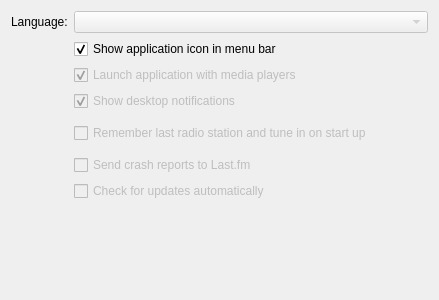
Above: app/client/Settings/GeneralSettingsWidget.ui from mutecypher/lastfm-desktop before the change. Below: the same form after it.
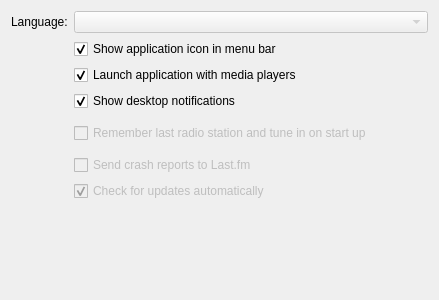
That is the form after the change.

Commit message:
Some settings are now implemented
- Settings dialog on Windows now has OK, Cancel, and Apply buttons that work
- Option to not open app when media players launch
- Option to disable notifications

The edit to the form file:
```diff
--- a/app/client/Settings/GeneralSettingsWidget.ui
+++ b/app/client/Settings/GeneralSettingsWidget.ui
@@ -47,7 +47,7 @@
    <item row="2" column="1">
     <widget class="QCheckBox" name="launch">
      <property name="enabled">
-      <bool>false</bool>
+      <bool>true</bool>
      </property>
      <property name="text">
       <string>Launch application with media players</string>
@@ -60,7 +60,7 @@
    <item row="3" column="1">
     <widget class="QCheckBox" name="notifications">
      <property name="enabled">
-      <bool>false</bool>
+      <bool>true</bool>
      </property>
      <property name="text">
       <string>Show desktop notifications</string>
@@ -98,6 +98,9 @@
      <property name="text">
       <string>Check for updates automatically</string>
      </property>
+     <property name="checked">
+      <bool>true</bool>
+     </property>
     </widget>
    </item>
    <item row="6" column="0" colspan="2">
```
The commit also changes 9 other files.
